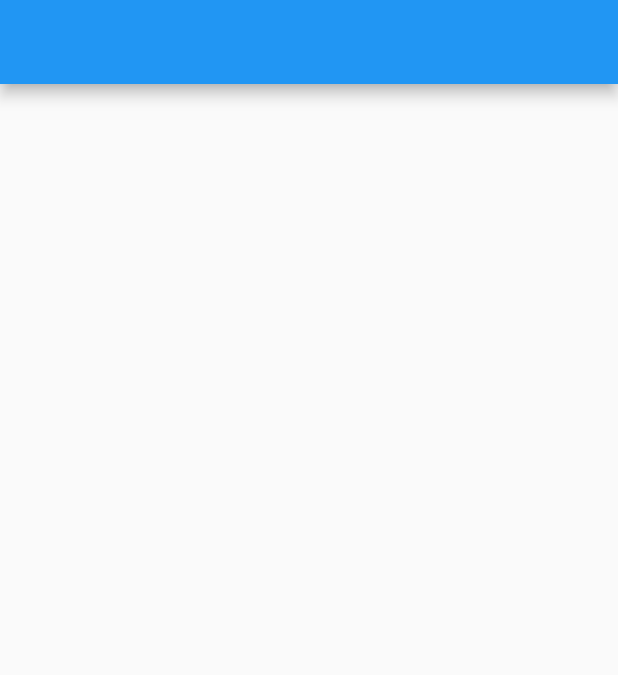
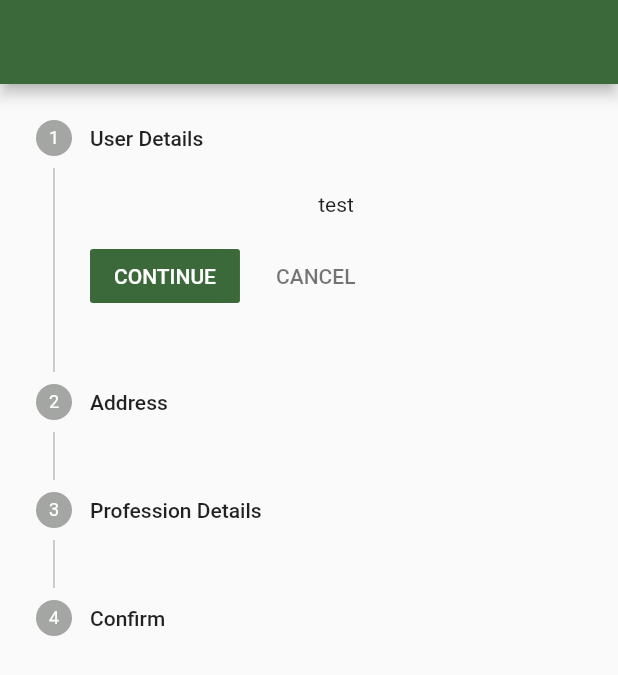
Before and after one commit to Toxicann/useful_widgets, a Flutter app: the screen it shows after launch, on a phone screen of 412 x 824 dp. Shown: the top 675 px of the screen. Run offline on Flutter 3.47's test engine with Material 2 defaults, Android fonts, the phone set to English and light mode, and no system bars.

Commit message:
basic template

```diff
--- a/lib/main.dart
+++ b/lib/main.dart
@@ -11,9 +11,13 @@ class MyApp extends StatelessWidget {
   Widget build(BuildContext context) {
     return MaterialApp(
       title: 'Flutter Demo',
+      debugShowCheckedModeBanner: false,
       theme: ThemeData(
-        primarySwatch: Colors.blue,
-      ),
+          colorScheme: ColorScheme.fromSeed(
+        seedColor: Colors.green,
+        surface: const Color(0xff083409),
+        brightness: Brightness.light,
+      )),
       home: const MyHomePage(),
     );
   }
@@ -26,7 +30,49 @@ class MyHomePage extends StatelessWidget {
   Widget build(BuildContext context) {
     return Scaffold(
       appBar: AppBar(),
-      body: Container(),
+      body: const StepperWidget(),
     );
   }
 }
+
+class StepperWidget extends StatefulWidget {
+  const StepperWidget({
+    Key? key,
+  }) : super(key: key);
+
+  @override
+  State<StepperWidget> createState() => _StepperWidgetState();
+}
+
+class _StepperWidgetState extends State<StepperWidget> {
+  int _index = 0;
+  @override
+  Widget build(BuildContext context) {
+    return Stepper(
+      currentStep: _index,
+      onStepContinue: () {
+        if (_index >= 3) return;
+        setState(() {
+          _index++;
+        });
+      },
+      onStepCancel: () {
+        if (_index <= 0) return;
+        setState(() {
+          _index--;
+        });
+      },
+      onStepTapped: ((value) {
+        setState(() {
+          _index = value;
+        });
+      }),
+      steps: const <Step>[
+        Step(title: Text("User Details"), content: Text("test")),
+        Step(title: Text("Address"), content: Text("test")),
+        Step(title: Text("Profession Details"), content: Text("test")),
+        Step(title: Text("Confirm"), content: Text("test")),
+      ],
+    );
+  }
+}
```
